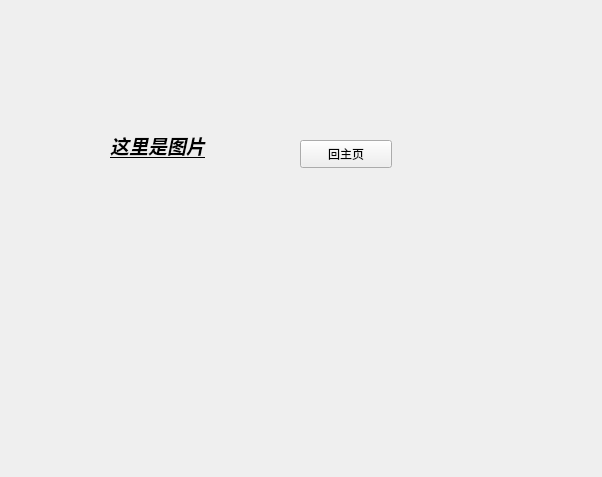
Before: the Qt Designer form View/Picture/picture.ui in yuzcat01/VehicleControl, drawn with Qt 5.
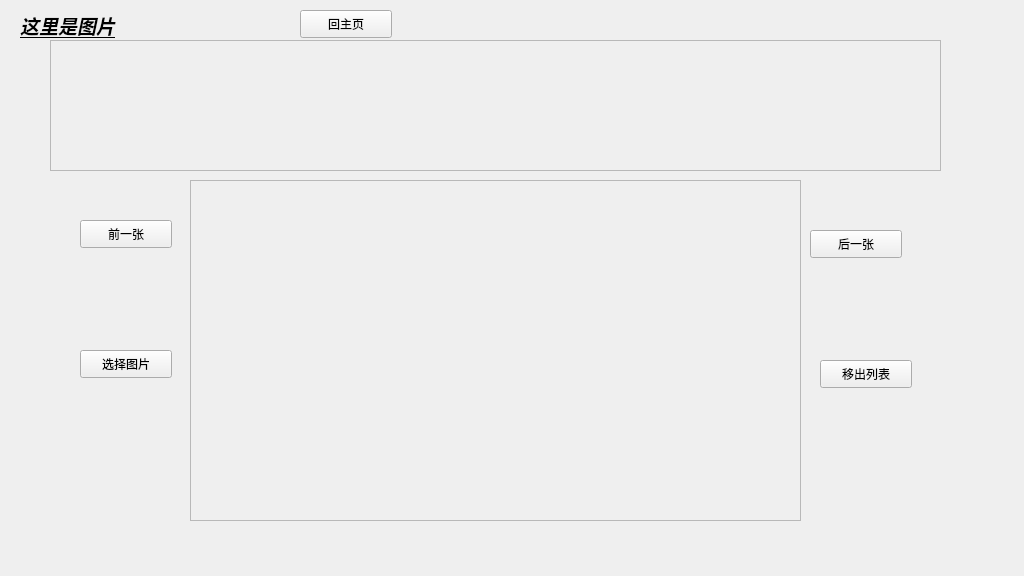
After: the same form once the commit is applied.

Commit message: 增加图片查看功能

What changed in the file:
```diff
--- a/View/Picture/picture.ui
+++ b/View/Picture/picture.ui
@@ -6,47 +6,157 @@
    <rect>
     <x>0</x>
     <y>0</y>
-    <width>602</width>
-    <height>477</height>
+    <width>1024</width>
+    <height>576</height>
    </rect>
   </property>
   <property name="windowTitle">
    <string>Form</string>
   </property>
-  <widget class="QWidget" name="widget" native="true">
+  <widget class="QLabel" name="label">
    <property name="geometry">
     <rect>
-     <x>100</x>
-     <y>100</y>
-     <width>421</width>
-     <height>311</height>
+     <x>20</x>
+     <y>0</y>
+     <width>141</width>
+     <height>51</height>
     </rect>
    </property>
-   <widget class="QLabel" name="label">
+   <property name="text">
+    <string>&lt;html&gt;&lt;head/&gt;&lt;body&gt;&lt;p&gt;&lt;span style=&quot; font-size:14pt; font-weight:700; font-style:italic; text-decoration: underline;&quot;&gt;这里是图片&lt;/span&gt;&lt;/p&gt;&lt;/body&gt;&lt;/html&gt;</string>
+   </property>
+  </widget>
+  <widget class="QPushButton" name="toHome">
+   <property name="geometry">
+    <rect>
+     <x>300</x>
+     <y>10</y>
+     <width>92</width>
+     <height>28</height>
+    </rect>
+   </property>
+   <property name="text">
+    <string>回主页</string>
+   </property>
+  </widget>
+  <widget class="QPushButton" name="prevButton">
+   <property name="geometry">
+    <rect>
+     <x>80</x>
+     <y>220</y>
+     <width>92</width>
+     <height>28</height>
+    </rect>
+   </property>
+   <property name="text">
+    <string>前一张</string>
+   </property>
+  </widget>
+  <widget class="QPushButton" name="nextButton">
+   <property name="geometry">
+    <rect>
+     <x>810</x>
+     <y>230</y>
+     <width>92</width>
+     <height>28</height>
+    </rect>
+   </property>
+   <property name="text">
+    <string>后一张</string>
+   </property>
+  </widget>
+  <widget class="QPushButton" name="selectButton">
+   <property name="geometry">
+    <rect>
+     <x>80</x>
+     <y>350</y>
+     <width>92</width>
+     <height>28</height>
+    </rect>
+   </property>
+   <property name="text">
+    <string>选择图片</string>
+   </property>
+  </widget>
+  <widget class="QPushButton" name="removeButton">
+   <property name="geometry">
+    <rect>
+     <x>820</x>
+     <y>360</y>
+     <width>92</width>
+     <height>28</height>
+    </rect>
+   </property>
+   <property name="text">
+    <string>移出列表</string>
+   </property>
+  </widget>
+  <widget class="QScrollArea" name="previewArea">
+   <property name="enabled">
+    <bool>true</bool>
+   </property>
+   <property name="geometry">
+    <rect>
+     <x>50</x>
+     <y>40</y>
+     <width>891</width>
+     <height>131</height>
+    </rect>
+   </property>
+   <property name="minimumSize">
+    <size>
+     <width>0</width>
+     <height>100</height>
+    </size>
+   </property>
+   <property name="widgetResizable">
+    <bool>true</bool>
+   </property>
+   <widget class="QWidget" name="scrollAreaWidgetContents">
     <property name="geometry">
      <rect>
-      <x>10</x>
-      <y>20</y>
-      <width>141</width>
-      <height>51</height>
+      <x>0</x>
+      <y>0</y>
+      <width>889</width>
+      <height>129</height>
      </rect>
     </property>
-    <property name="text">
-     <string>&lt;html&gt;&lt;head/&gt;&lt;body&gt;&lt;p&gt;&lt;span style=&quot; font-size:14pt; font-weight:700; font-style:italic; text-decoration: underline;&quot;&gt;这里是图片&lt;/span&gt;&lt;/p&gt;&lt;/body&gt;&lt;/html&gt;</string>
-    </property>
    </widget>
-   <widget class="QPushButton" name="toHome">
+  </widget>
+  <widget class="QScrollArea" name="scrollArea">
+   <property name="geometry">
+    <rect>
+     <x>190</x>
+     <y>180</y>
+     <width>611</width>
+     <height>341</height>
+    </rect>
+   </property>
+   <property name="widgetResizable">
+    <bool>true</bool>
+   </property>
+   <widget class="QWidget" name="scrollAreaWidgetContents_2">
     <property name="geometry">
      <rect>
-      <x>200</x>
-      <y>40</y>
-      <width>92</width>
-      <height>28</height>
+      <x>0</x>
+      <y>0</y>
+      <width>609</width>
+      <height>339</height>
      </rect>
     </property>
-    <property name="text">
-     <string>回主页</string>
-    </property>
+    <widget class="QLabel" name="imageLabel">
+     <property name="geometry">
+      <rect>
+       <x>50</x>
+       <y>20</y>
+       <width>451</width>
+       <height>291</height>
+      </rect>
+     </property>
+     <property name="text">
+      <string/>
+     </property>
+    </widget>
    </widget>
   </widget>
  </widget>
```
The commit also changes 5 other files.
